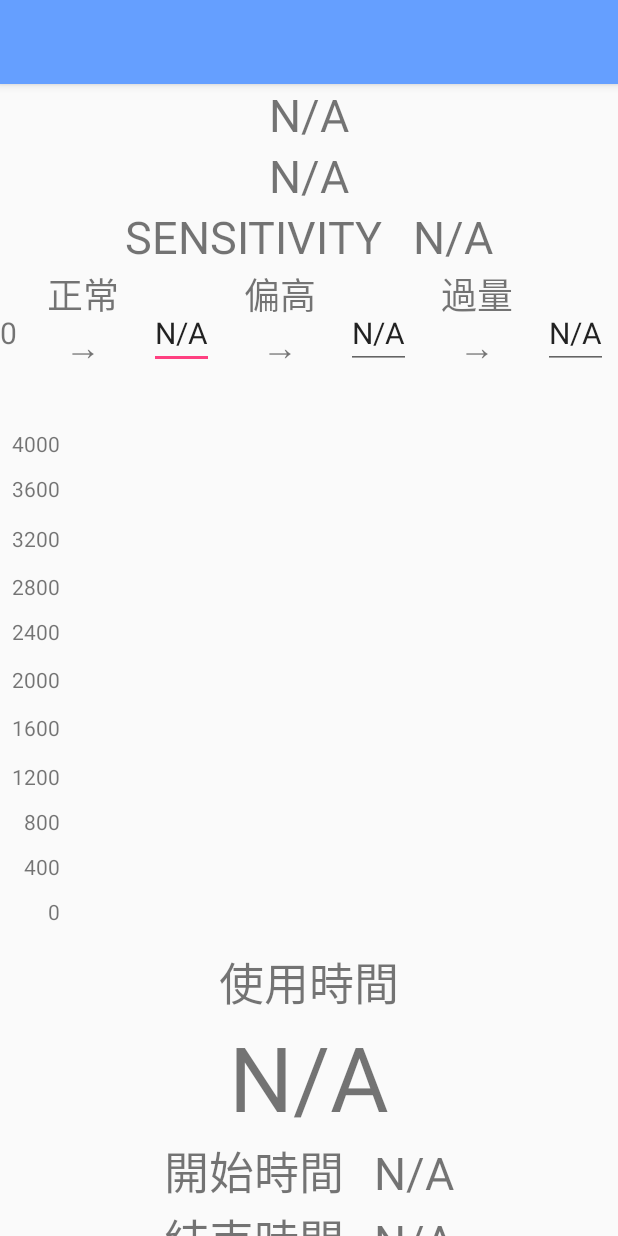
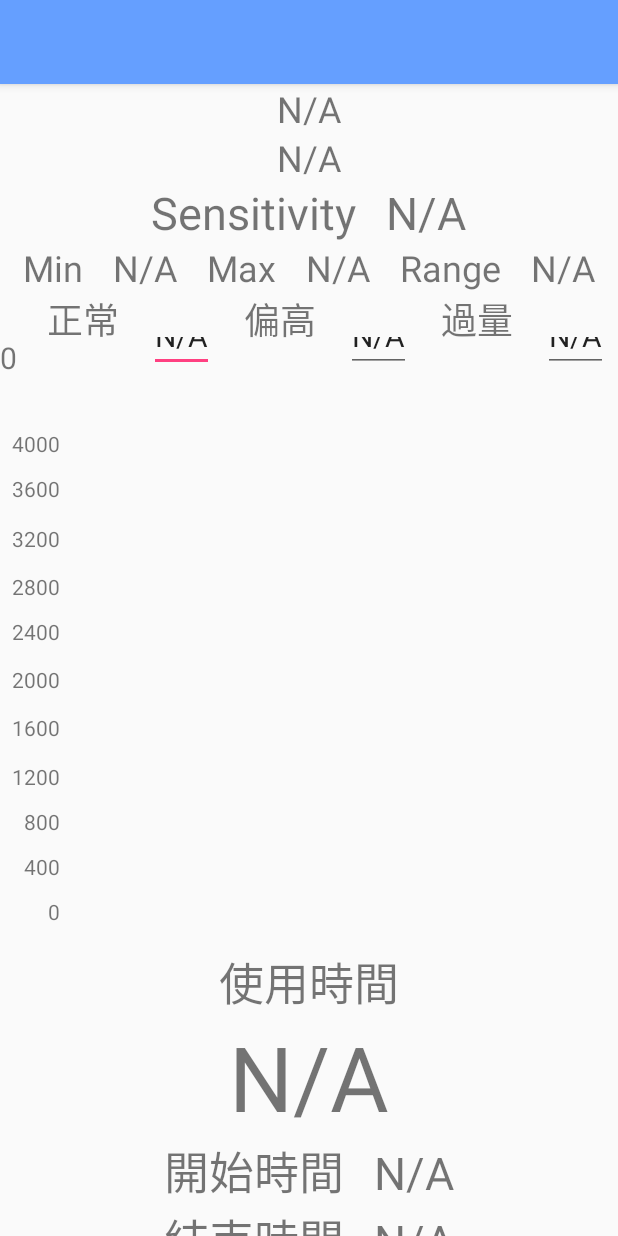
Before and after one commit to wkchen007/itri_gas, an Android app: the layout activity_work.xml on its own in the app's theme, with its tools: preview values and no code run, on a phone screen of 412 x 824 dp. Run offline under Robolectric (Android 15) with nearby library versions, the phone set to English and light mode, and no system bars.

Commit message:
Add min, max, range function.

```diff
--- a/app/src/main/java/com/itripatch/itri_gas/WorkActivity.java
+++ b/app/src/main/java/com/itripatch/itri_gas/WorkActivity.java
@@ -37,7 +37,7 @@ public class WorkActivity extends AppCompatActivity implements BluetoothAdapter.
     public static String mAddress = null;
     private boolean[] isLine = {true, false, false, false, false, false, false, false, false};
     private float gasLine[] = {-5, -5, -5, -5, -5, -5, -5, -5, -5};
-    private TextView deviceAddress, deviceName, sensitivity, lastTime, startTime, updateTime;
+    private TextView deviceAddress, deviceName, sensitivity, min, max, range, lastTime, startTime, updateTime;
     private EditText normal, warn, careful, danger;
     private JSONObject mAir;
     private SharedPreferences sp;
@@ -59,6 +59,9 @@ public class WorkActivity extends AppCompatActivity implements BluetoothAdapter.
         deviceAddress = (TextView) findViewById(R.id.deviceAddress);
         deviceName = (TextView) findViewById(R.id.deviceName);
         sensitivity = (TextView) findViewById(R.id.sensitivity);
+        min = (TextView) findViewById(R.id.min);
+        max = (TextView) findViewById(R.id.max);
+        range = (TextView) findViewById(R.id.range);
         lastTime = (TextView) findViewById(R.id.lastTime);
         startTime = (TextView) findViewById(R.id.startTime);
         updateTime = (TextView) findViewById(R.id.updateTime);
@@ -175,10 +178,16 @@ public class WorkActivity extends AppCompatActivity implements BluetoothAdapter.
             final long mStartTime = mDeviceAdapter.getDevice(0).getStartTime();
             final long mUpdateTime = mDeviceAdapter.getDevice(0).getLastUpdatedMs();
             final long mLastTime = mUpdateTime - mStartTime;
+            final int mMin = mDeviceAdapter.getDevice(0).getGasMin();
+            final int mMax = mDeviceAdapter.getDevice(0).getGasMax();
+            final int mRange = mDeviceAdapter.getDevice(0).getGasRange();
             runOnUiThread(new Runnable() {
                 @Override
                 public void run() {
                     sensitivity.setText(g + "");
+                    min.setText(mMin + "");
+                    max.setText(mMax + "");
+                    range.setText(mRange + "");
                     lastTime.setText(DateUtil.get_lastTime(mLastTime));
                     startTime.setText(DateUtil.get_yyyyMMddHHmmssSSS(mStartTime));
                     updateTime.setText(DateUtil.get_yyyyMMddHHmmssSSS(mUpdateTime));
--- a/app/src/main/res/layout/activity_work.xml
+++ b/app/src/main/res/layout/activity_work.xml
@@ -38,14 +38,14 @@
                 android:layout_width="wrap_content"
                 android:layout_height="wrap_content"
                 android:text="@string/NA"
-                android:textSize="30dp" />
+                android:textSize="24dp" />
 
             <TextView
                 android:id="@+id/deviceAddress"
                 android:layout_width="wrap_content"
                 android:layout_height="wrap_content"
                 android:text="@string/NA"
-                android:textSize="30dp" />
+                android:textSize="24dp" />
 
             <LinearLayout
                 android:layout_width="wrap_content"
@@ -68,6 +68,71 @@
                     android:layout_height="wrap_content"
                     android:text="N/A"
                     android:textSize="30dp" />
+            </LinearLayout>
+
+            <LinearLayout
+                android:layout_width="wrap_content"
+                android:layout_height="wrap_content"
+                android:orientation="horizontal">
+
+                <TextView
+                    android:layout_width="wrap_content"
+                    android:layout_height="wrap_content"
+                    android:text="@string/min"
+                    android:textSize="24dp" />
+
+                <Space
+                    android:layout_width="20dp"
+                    android:layout_height="match_parent" />
+
+                <TextView
+                    android:id="@+id/min"
+                    android:layout_width="wrap_content"
+                    android:layout_height="wrap_content"
+                    android:text="N/A"
+                    android:textSize="24dp" />
+
+                <Space
+                    android:layout_width="20dp"
+                    android:layout_height="match_parent" />
+
+                <TextView
+                    android:layout_width="wrap_content"
+                    android:layout_height="wrap_content"
+                    android:text="@string/max"
+                    android:textSize="24dp" />
+
+                <Space
+                    android:layout_width="20dp"
+                    android:layout_height="match_parent" />
+
+                <TextView
+                    android:id="@+id/max"
+                    android:layout_width="wrap_content"
+                    android:layout_height="wrap_content"
+                    android:text="N/A"
+                    android:textSize="24dp" />
+
+                <Space
+                    android:layout_width="20dp"
+                    android:layout_height="match_parent" />
+
+                <TextView
+                    android:layout_width="wrap_content"
+                    android:layout_height="wrap_content"
+                    android:text="@string/range"
+                    android:textSize="24dp" />
+
+                <Space
+                    android:layout_width="20dp"
+                    android:layout_height="match_parent" />
+
+                <TextView
+                    android:id="@+id/range"
+                    android:layout_width="wrap_content"
+                    android:layout_height="wrap_content"
+                    android:text="N/A"
+                    android:textSize="24dp" />
             </LinearLayout>
 
             <LinearLayout
--- a/app/src/main/res/values/strings.xml
+++ b/app/src/main/res/values/strings.xml
@@ -17,5 +17,8 @@
     <string name="start_time">開始時間</string>
     <string name="update_time">結束時間</string>
     <string name="NA">N/A</string>
-    <string name="sensitivity">SENSITIVITY</string>
+    <string name="sensitivity">Sensitivity</string>
+    <string name="min">Min</string>
+    <string name="max">Max</string>
+    <string name="range">Range</string>
 </resources>
```
